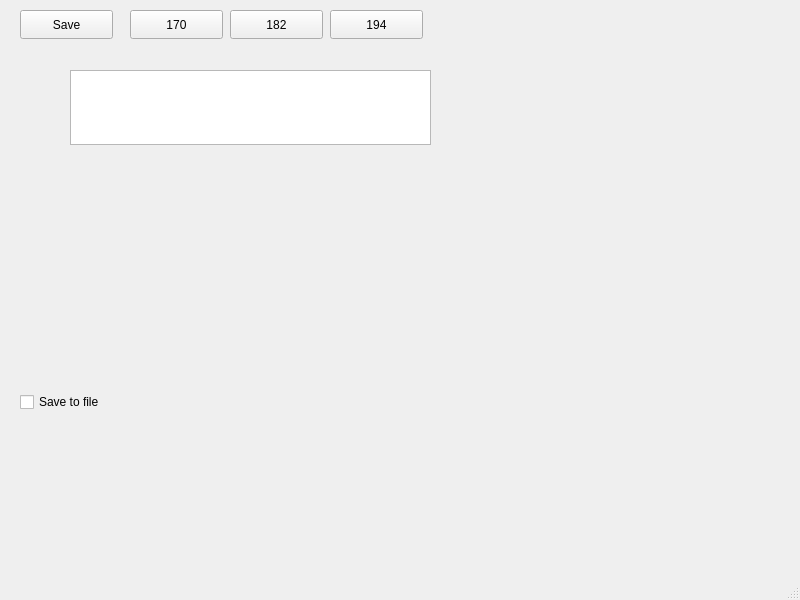
Shurikovdanik/GerasimovichD_LabW, file DCPA/labw_2/LabW2/mainwindow.ui: the form before one commit.
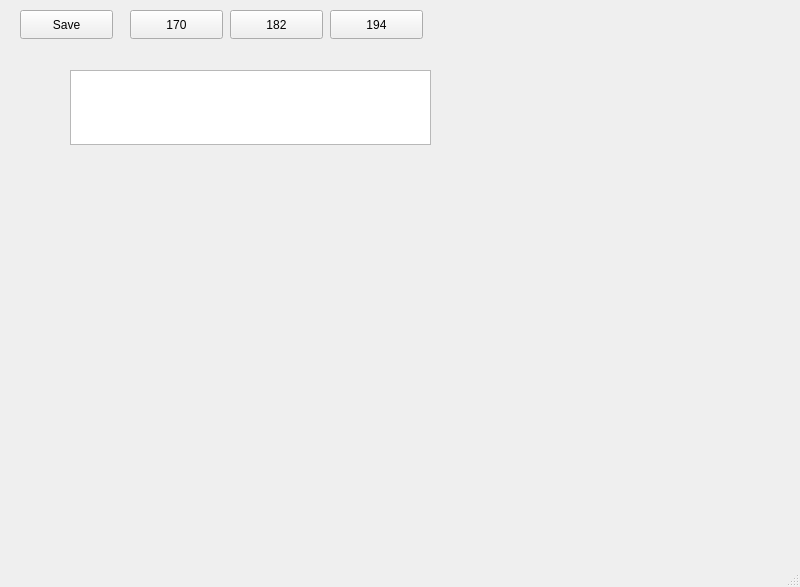
The form after the commit.

```diff
--- a/DCPA/labw_2/LabW2/mainwindow.ui
+++ b/DCPA/labw_2/LabW2/mainwindow.ui
@@ -7,7 +7,7 @@
     <x>0</x>
     <y>0</y>
     <width>800</width>
-    <height>600</height>
+    <height>587</height>
    </rect>
   </property>
   <property name="windowTitle">
@@ -76,19 +76,6 @@
      <string>194</string>
     </property>
    </widget>
-   <widget class="QCheckBox" name="checker">
-    <property name="geometry">
-     <rect>
-      <x>20</x>
-      <y>390</y>
-      <width>111</width>
-      <height>24</height>
-     </rect>
-    </property>
-    <property name="text">
-     <string>Save to file</string>
-    </property>
-   </widget>
    <widget class="QLabel" name="label">
     <property name="geometry">
      <rect>
```
Left out of the diff: 4 changed lines with no effect on the pictures.
